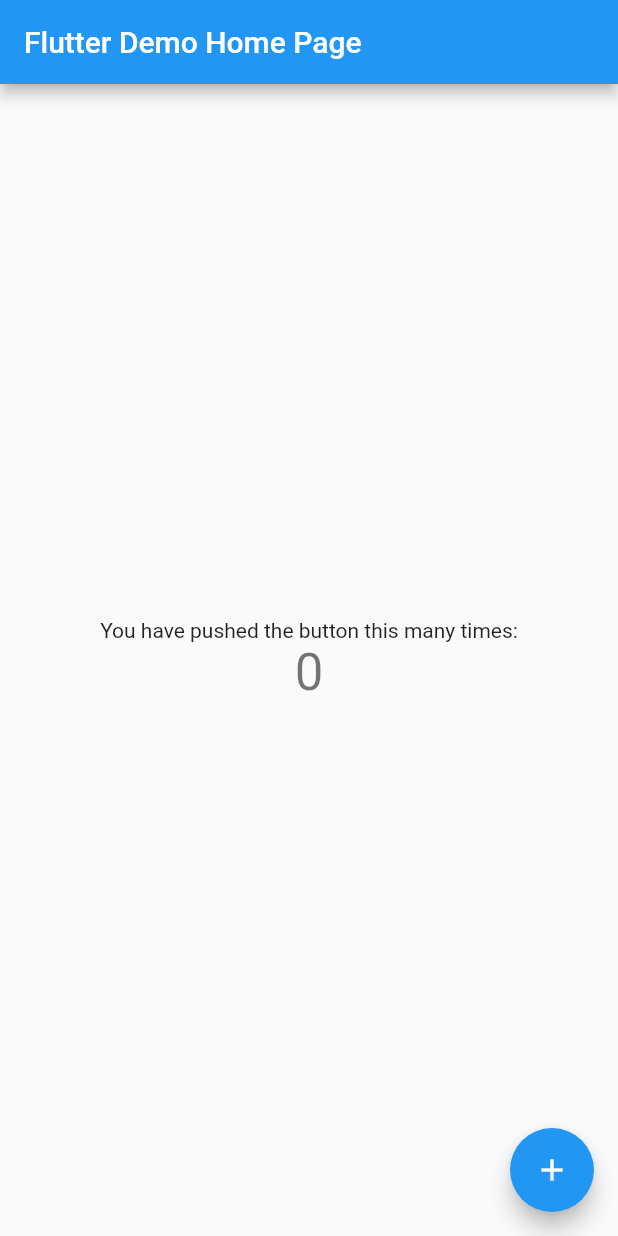
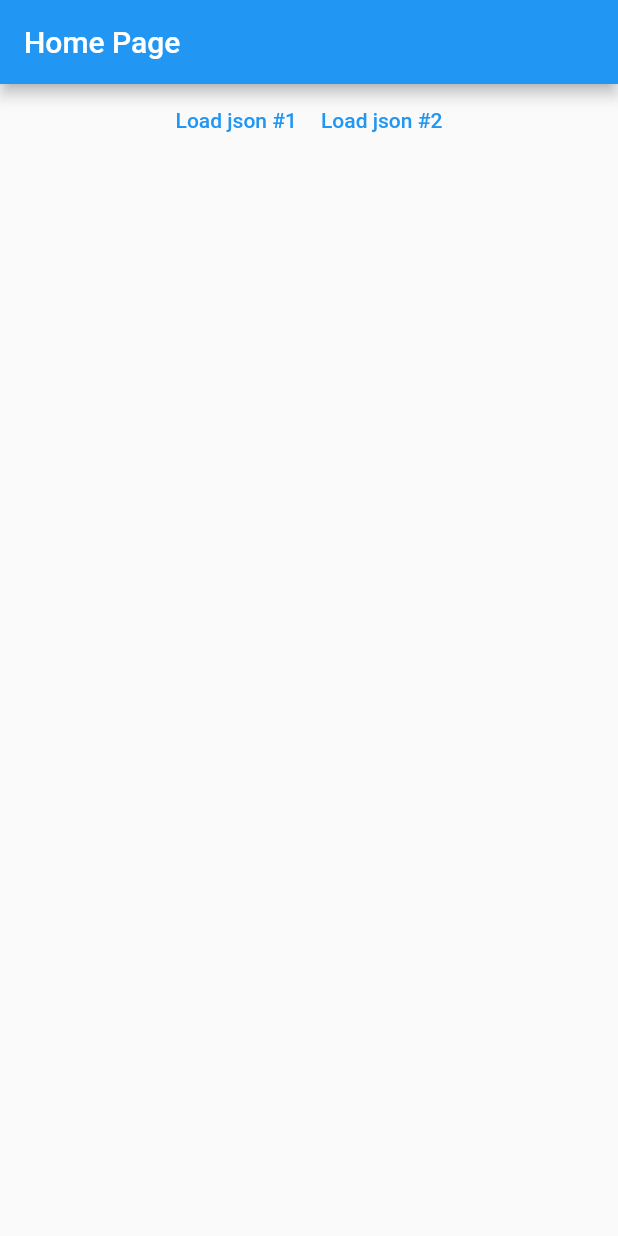
Before and after one commit to Manuelkpatsu/persons_bloc_app, a Flutter app: the screen it shows after launch, on a phone screen of 412 x 824 dp. Run offline on Flutter 3.47's test engine with Material 2 defaults, Android fonts, the phone set to English and light mode, and no system bars; our stand-ins replace flutter_bloc.

Commit message:
Load persons

```diff
--- a/lib/main.dart
+++ b/lib/main.dart
@@ -1,4 +1,13 @@
+import 'dart:convert';
+import 'dart:io';
+import 'dart:developer' as devtools show log;
+
 import 'package:flutter/material.dart';
+import 'package:flutter_bloc/flutter_bloc.dart';
+
+extension Log on Object {
+  void log() => devtools.log(toString());
+}
 
 void main() {
   runApp(const MyApp());
@@ -7,109 +16,177 @@
 class MyApp extends StatelessWidget {
   const MyApp({super.key});
 
-  // This widget is the root of your application.
   @override
   Widget build(BuildContext context) {
     return MaterialApp(
+      debugShowCheckedModeBanner: false,
       title: 'Flutter Demo',
       theme: ThemeData(
-        // This is the theme of your application.
-        //
-        // Try running your application with "flutter run". You'll see the
-        // application has a blue toolbar. Then, without quitting the app, try
-        // changing the primarySwatch below to Colors.green and then invoke
-        // "hot reload" (press "r" in the console where you ran "flutter run",
-        // or simply save your changes to "hot reload" in a Flutter IDE).
-        // Notice that the counter didn't reset back to zero; the application
-        // is not restarted.
         primarySwatch: Colors.blue,
       ),
-      home: const MyHomePage(title: 'Flutter Demo Home Page'),
+      home: BlocProvider(
+        create: (_) => PersonsBloc(),
+        child: const MyHomePage(),
+      ),
     );
   }
 }
 
-class MyHomePage extends StatefulWidget {
-  const MyHomePage({super.key, required this.title});
+@immutable
+abstract class LoadAction {
+  const LoadAction();
+}
 
-  // This widget is the home page of your application. It is stateful, meaning
-  // that it has a State object (defined below) that contains fields that affect
-  // how it looks.
+@immutable
+class LoadPersonsAction implements LoadAction {
+  final PersonUrl url;
 
-  // This class is the configuration for the state. It holds the values (in this
-  // case the title) provided by the parent (in this case the App widget) and
-  // used by the build method of the State. Fields in a Widget subclass are
-  // always marked "final".
+  const LoadPersonsAction({required this.url}) : super();
+}
 
-  final String title;
+enum PersonUrl {
+  persons1,
+  persons2,
+}
+
+extension UrlString on PersonUrl {
+  String get urlString {
+    switch (this) {
+      case PersonUrl.persons1:
+        return 'http://127.0.0.1:5500/api/person1.json';
+      case PersonUrl.persons2:
+        return 'http://127.0.0.1:5500/api/person2.json';
+    }
+  }
+}
+
+@immutable
+class Person {
+  final String name;
+  final int age;
+
+  const Person({required this.name, required this.age});
+
+  Person.fromJson(Map<String, dynamic> json)
+      : name = json['name'] as String,
+        age = json['age'] as int;
 
   @override
-  State<MyHomePage> createState() => _MyHomePageState();
+  String toString() => 'Person (name = $name, age = $age)';
 }
 
-class _MyHomePageState extends State<MyHomePage> {
-  int _counter = 0;
+Future<Iterable<Person>> getPersons(String url) => HttpClient()
+    .getUrl(Uri.parse(url))
+    .then((req) => req.close())
+    .then((res) => res.transform(utf8.decoder).join())
+    .then((str) => json.decode(str) as List<dynamic>)
+    .then((list) => list.map((e) => Person.fromJson(e)));
 
-  void _incrementCounter() {
-    setState(() {
-      // This call to setState tells the Flutter framework that something has
-      // changed in this State, which causes it to rerun the build method below
-      // so that the display can reflect the updated values. If we changed
-      // _counter without calling setState(), then the build method would not be
-      // called again, and so nothing would appear to happen.
-      _counter++;
+@immutable
+class FetchResult {
+  final Iterable<Person> persons;
+  final bool isRetrievedFromCache;
+
+  const FetchResult({
+    required this.persons,
+    required this.isRetrievedFromCache,
   });
+
+  @override
+  String toString() =>
+      "FetchResult (isRetrievedFromCache = $isRetrievedFromCache, persons = $persons)";
 }
 
+class PersonsBloc extends Bloc<LoadAction, FetchResult?> {
+  final Map<PersonUrl, Iterable<Person>> _cache = {};
+
+  PersonsBloc() : super(null) {
+    on<LoadPersonsAction>(
+      (event, emit) async {
+        final url = event.url;
+        if (_cache.containsKey(url)) {
+          // we have the value in the cache
+          final cachedPersons = _cache[url]!;
+          final result = FetchResult(
+            persons: cachedPersons,
+            isRetrievedFromCache: true,
+          );
+          emit(result);
+        } else {
+          final persons = await getPersons(url.urlString);
+          _cache[url] = persons;
+          final result = FetchResult(
+            persons: persons,
+            isRetrievedFromCache: true,
+          );
+          emit(result);
+        }
+      },
+    );
+  }
+}
+
+extension Subscript<T> on Iterable<T> {
+  T? operator [](int index) => length > index ? elementAt(index) : null;
+}
+
+class MyHomePage extends StatelessWidget {
+  const MyHomePage({super.key});
   @override
   Widget build(BuildContext context) {
-    // This method is rerun every time setState is called, for instance as done
-    // by the _incrementCounter method above.
-    //
-    // The Flutter framework has been optimized to make rerunning build methods
-    // fast, so that you can just rebuild anything that needs updating rather
-    // than having to individually change instances of widgets.
     return Scaffold(
-      appBar: AppBar(
-        // Here we take the value from the MyHomePage object that was created by
-        // the App.build method, and use it to set our appbar title.
-        title: Text(widget.title),
+      appBar: AppBar(title: const Text("Home Page")),
+      body: Column(
+        children: [
+          Row(
+            crossAxisAlignment: CrossAxisAlignment.center,
+            mainAxisAlignment: MainAxisAlignment.center,
+            children: [
+              TextButton(
+                onPressed: () {
+                  context
+                      .read<PersonsBloc>()
+                      .add(const LoadPersonsAction(url: PersonUrl.persons1));
+                },
+                child: const Text('Load json #1'),
               ),
-      body: Center(
-        // Center is a layout widget. It takes a single child and positions it
-        // in the middle of the parent.
-        child: Column(
-          // Column is also a layout widget. It takes a list of children and
-          // arranges them vertically. By default, it sizes itself to fit its
-          // children horizontally, and tries to be as tall as its parent.
-          //
-          // Invoke "debug painting" (press "p" in the console, choose the
-          // "Toggle Debug Paint" action from the Flutter Inspector in Android
-          // Studio, or the "Toggle Debug Paint" command in Visual Studio Code)
-          // to see the wireframe for each widget.
-          //
-          // Column has various properties to control how it sizes itself and
-          // how it positions its children. Here we use mainAxisAlignment to
-          // center the children vertically; the main axis here is the vertical
-          // axis because Columns are vertical (the cross axis would be
-          // horizontal).
-          mainAxisAlignment: MainAxisAlignment.center,
-          children: <Widget>[
-            const Text(
-              'You have pushed the button this many times:',
+              TextButton(
+                onPressed: () {
+                  context
+                      .read<PersonsBloc>()
+                      .add(const LoadPersonsAction(url: PersonUrl.persons2));
+                },
+                child: const Text('Load json #2'),
+              )
+            ],
           ),
-            Text(
-              '$_counter',
-              style: Theme.of(context).textTheme.headline4,
+          BlocBuilder<PersonsBloc, FetchResult?>(
+            buildWhen: (previousResult, currentResult) {
+              return previousResult?.persons != currentResult?.persons;
+            },
+            builder: (context, fetchResult) {
+              fetchResult?.log();
+              final persons = fetchResult?.persons;
+
+              if (persons == null) {
+                return const SizedBox.shrink();
+              }
+              return Expanded(
+                child: ListView.builder(
+                  itemCount: persons.length,
+                  itemBuilder: (context, index) {
+                    final person = persons[index]!;
+
+                    return ListTile(
+                      title: Text(person.name),
+                    );
+                  },
+                ),
+              );
+            },
           ),
         ],
       ),
-      ),
-      floatingActionButton: FloatingActionButton(
-        onPressed: _incrementCounter,
-        tooltip: 'Increment',
-        child: const Icon(Icons.add),
-      ), // This trailing comma makes auto-formatting nicer for build methods.
     );
   }
 }
```
Also changed, not shown: api/person1.json (added, +14 -0 lines), api/person2.json (added, +14 -0 lines). Lines whose indentation alone changed are shown as unchanged.
